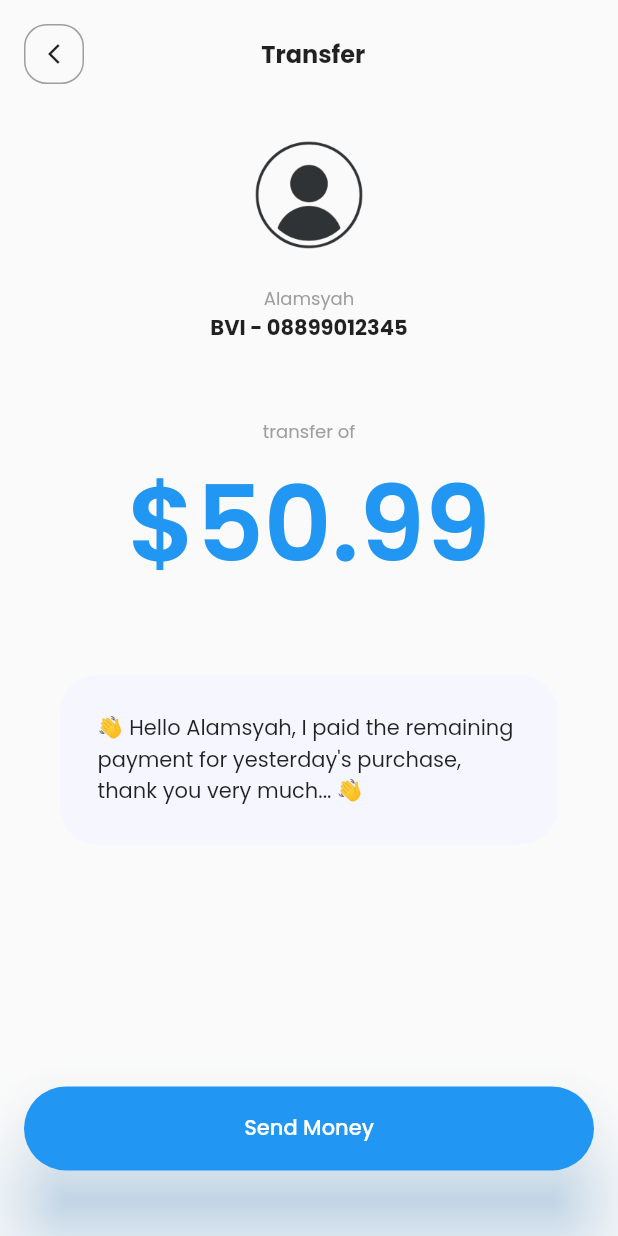
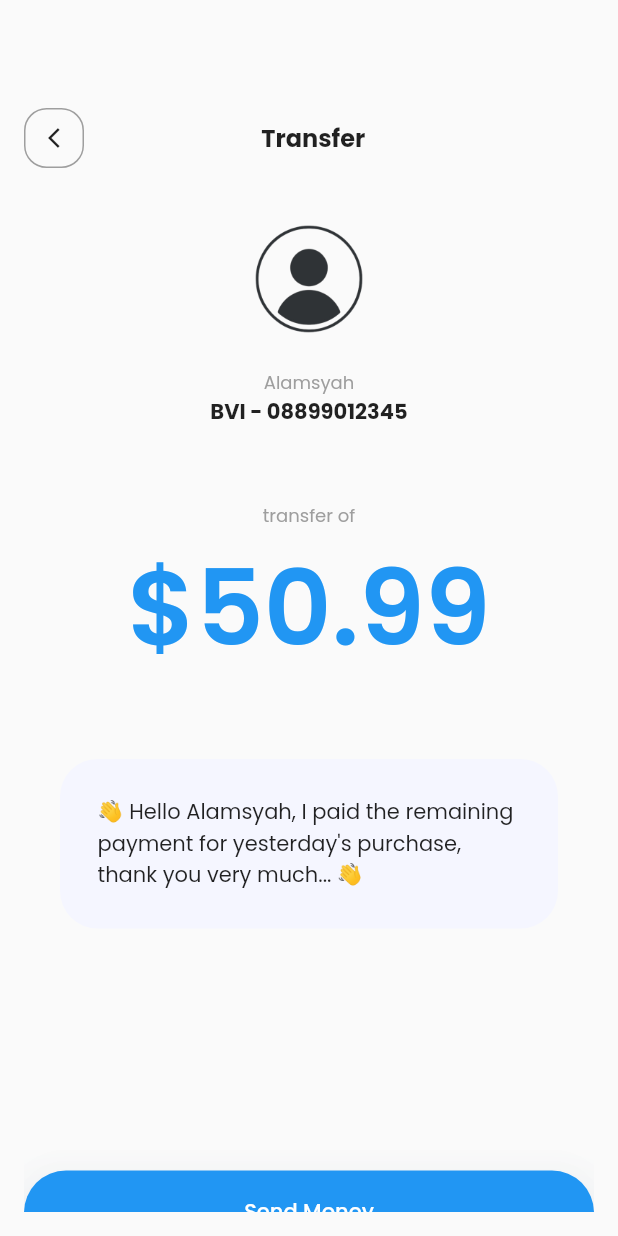
Before and after one commit to alamsyahh15/b_wallet, a Flutter app: the TransferScreen screen opened directly, on a phone screen of 412 x 824 dp. Run offline on Flutter 3.47's test engine with Material 2 defaults, Android fonts, the phone set to English and light mode, and no system bars; our stand-ins replace google_fonts.

Commit message:
update minor

```diff
--- a/lib/transfer_screen.dart
+++ b/lib/transfer_screen.dart
@@ -12,8 +12,8 @@ class _TransferScreenState extends State<TransferScreen> {
   @override
   Widget build(BuildContext context) {
     return Scaffold(
-      body: SafeArea(
-        child: Container(
+      body: Container(
+        margin: const EdgeInsets.only(top: kToolbarHeight),
         padding: const EdgeInsets.all(16),
         child: Column(
           children: [
@@ -73,8 +73,8 @@ class _TransferScreenState extends State<TransferScreen> {
                         child: const Text("Send Money"),
                         onPressed: () {},
                         style: ButtonStyle(
-                            shape: MaterialStateProperty.all(
-                                RoundedRectangleBorder(
+                          shape:
+                              MaterialStateProperty.all(RoundedRectangleBorder(
                             borderRadius: BorderRadius.circular(100),
                           )),
                           shadowColor: MaterialStateProperty.all(
@@ -84,6 +84,7 @@ class _TransferScreenState extends State<TransferScreen> {
                         ),
                       ),
                     ),
+                    const SizedBox(height: 16),
                   ],
                 ),
               ),
@@ -91,7 +92,6 @@ class _TransferScreenState extends State<TransferScreen> {
           ],
         ),
       ),
-      ),
     );
   }
 }
```
Lines whose indentation alone changed are shown as unchanged.
